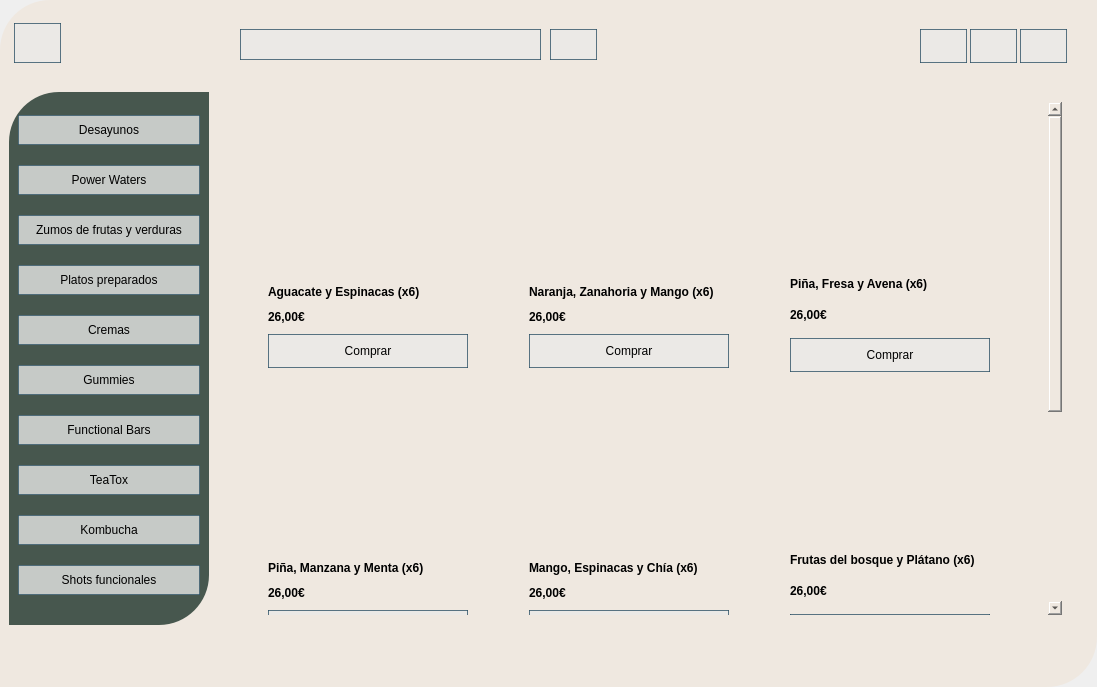
cfmondelo/supermercado, file Codigo/v3_menu.ui: the form before one commit.
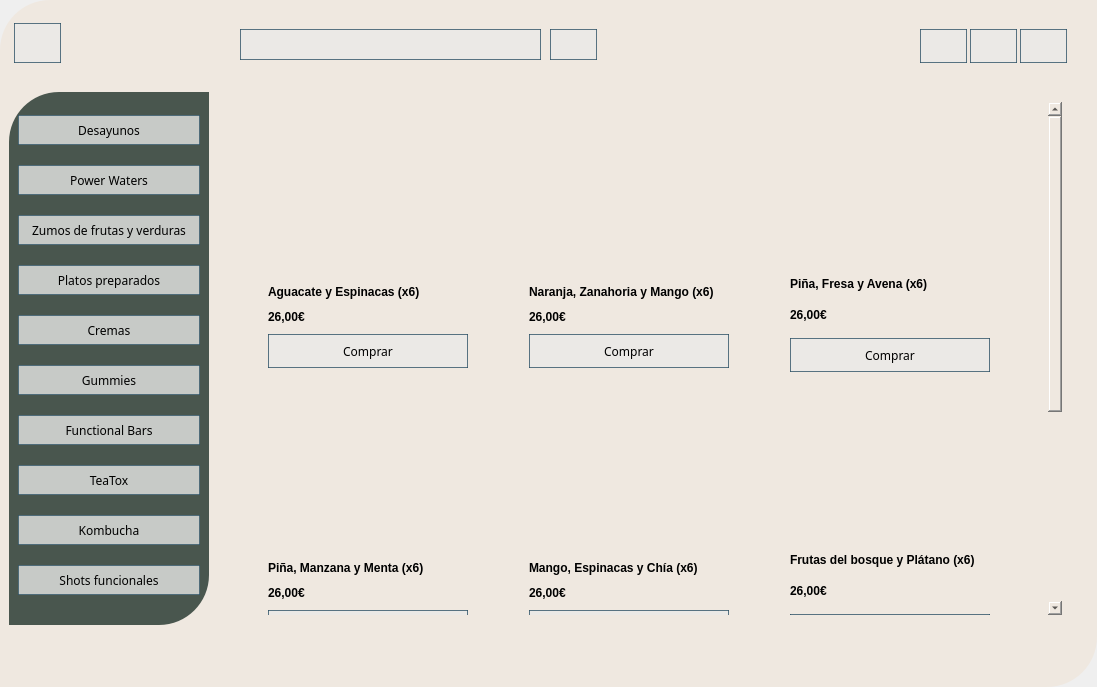
The form after the commit. The open tabs and pages were chosen to show the change. Icons and pictures are not drawn.

The edit to the form file:
```diff
--- a/Codigo/v3_menu.ui
+++ b/Codigo/v3_menu.ui
@@ -61,6 +61,11 @@
     </property>
     <item>
      <widget class="QFrame" name="frame_1_principal">
+      <property name="font">
+       <font>
+        <family>Raleway</family>
+       </font>
+      </property>
       <property name="styleSheet">
        <string notr="true">background-color:rgb(239, 232, 224);
 </string>
@@ -247,9 +252,14 @@
                <height>16777215</height>
               </size>
              </property>
+             <property name="font">
+              <font>
+               <family>Raleway</family>
+              </font>
+             </property>
              <property name="styleSheet">
               <string notr="true">QFrame{
-background-color: rgb(71, 87, 78);
+background-color: rgb(73, 86, 78);
 }
 
 QPushButton{
@@ -282,6 +292,11 @@
                   <height>30</height>
                  </size>
                 </property>
+                <property name="font">
+                 <font>
+                  <family>Raleway</family>
+                 </font>
+                </property>
                 <property name="text">
                  <string>Desayunos</string>
                 </property>
@@ -295,6 +310,11 @@
                   <height>30</height>
                  </size>
                 </property>
+                <property name="font">
+                 <font>
+                  <family>Raleway</family>
+                 </font>
+                </property>
                 <property name="text">
                  <string>Power Waters</string>
                 </property>
@@ -308,6 +328,11 @@
                   <height>30</height>
                  </size>
                 </property>
+                <property name="font">
+                 <font>
+                  <family>Raleway</family>
+                 </font>
+                </property>
                 <property name="text">
                  <string>Zumos de frutas y verduras</string>
                 </property>
@@ -321,6 +346,11 @@
                   <height>30</height>
                  </size>
                 </property>
+                <property name="font">
+                 <font>
+                  <family>Raleway</family>
+                 </font>
+                </property>
                 <property name="text">
                  <string>Platos preparados</string>
                 </property>
@@ -334,6 +364,11 @@
                   <height>30</height>
                  </size>
                 </property>
+                <property name="font">
+                 <font>
+                  <family>Raleway</family>
+                 </font>
+                </property>
                 <property name="text">
                  <string>Cremas</string>
                 </property>
@@ -347,6 +382,11 @@
                   <height>30</height>
                  </size>
                 </property>
+                <property name="font">
+                 <font>
+                  <family>Raleway</family>
+                 </font>
+                </property>
                 <property name="text">
                  <string>Gummies</string>
                 </property>
@@ -360,6 +400,11 @@
                   <height>30</height>
                  </size>
                 </property>
+                <property name="font">
+                 <font>
+                  <family>Raleway</family>
+                 </font>
+                </property>
                 <property name="text">
                  <string>Functional Bars</string>
                 </property>
@@ -373,6 +418,11 @@
                   <height>30</height>
                  </size>
                 </property>
+                <property name="font">
+                 <font>
+                  <family>Raleway</family>
+                 </font>
+                </property>
                 <property name="text">
                  <string>TeaTox</string>
                 </property>
@@ -386,6 +436,11 @@
                   <height>30</height>
                  </size>
                 </property>
+                <property name="font">
+                 <font>
+                  <family>Raleway</family>
+                 </font>
+                </property>
                 <property name="text">
                  <string>Kombucha</string>
                 </property>
@@ -399,6 +454,11 @@
                   <height>30</height>
                  </size>
                 </property>
+                <property name="font">
+                 <font>
+                  <family>Raleway</family>
+                 </font>
+                </property>
                 <property name="text">
                  <string>Shots funcionales</string>
                 </property>
@@ -439,6 +499,11 @@
                   <height>519</height>
                  </size>
                 </property>
+                <property name="font">
+                 <font>
+                  <family>Raleway</family>
+                 </font>
+                </property>
                 <property name="styleSheet">
                  <string notr="true"/>
                 </property>
@@ -1276,8 +1341,8 @@
                       <rect>
                        <x>0</x>
                        <y>0</y>
-                       <width>792</width>
-                       <height>854</height>
+                       <width>746</width>
+                       <height>866</height>
                       </rect>
                      </property>
                      <layout class="QGridLayout" name="gridLayout">
@@ -1381,6 +1446,11 @@
                              <height>34</height>
                             </size>
                            </property>
+                           <property name="font">
+                            <font>
+                             <family>Raleway</family>
+                            </font>
+                           </property>
                            <property name="text">
                             <string>Comprar</string>
                            </property>
@@ -1485,6 +1555,11 @@
                              <height>34</height>
                             </size>
                            </property>
+                           <property name="font">
+                            <font>
+                             <family>Raleway</family>
+                            </font>
+                           </property>
                            <property name="text">
                             <string>Comprar</string>
                            </property>
@@ -1583,6 +1658,11 @@
                              <height>16777215</height>
                             </size>
                            </property>
+                           <property name="font">
+                            <font>
+                             <family>Raleway</family>
+                            </font>
+                           </property>
                            <property name="text">
                             <string>Comprar</string>
                            </property>
```
Left out of the diff: 288 changed lines with no effect on the pictures.
